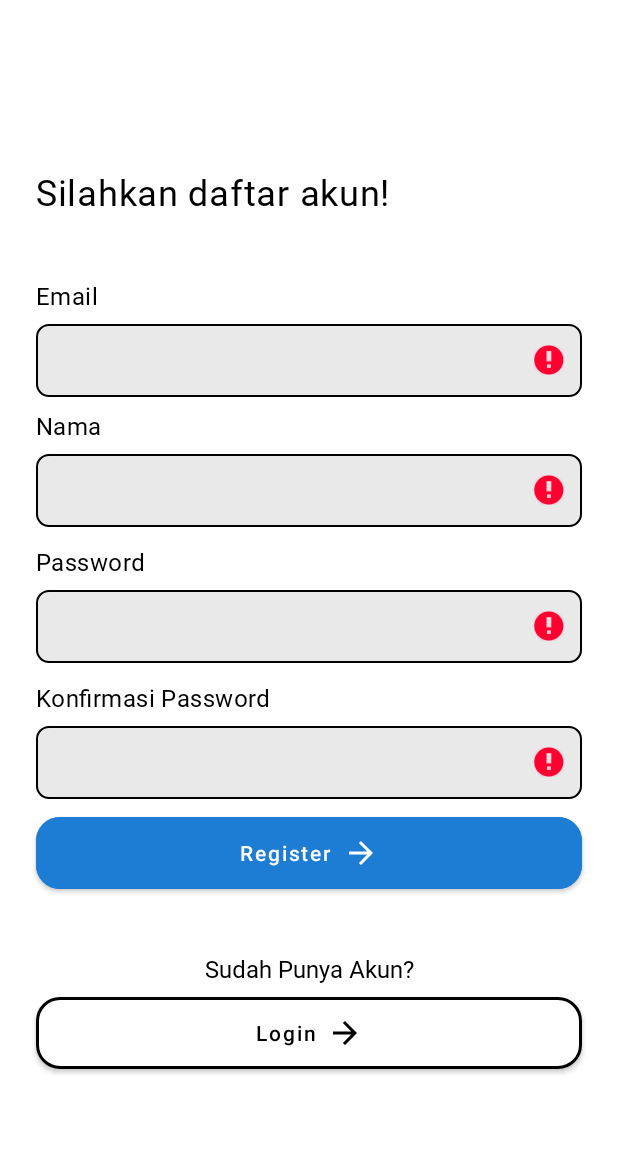
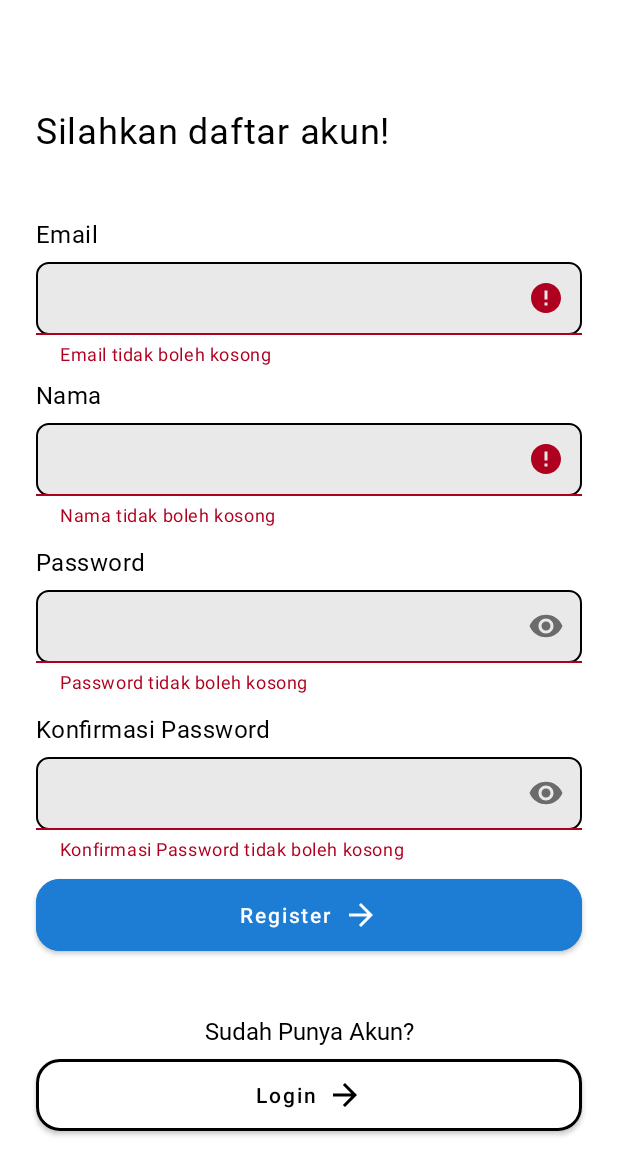
Before and after one commit to tardigrade-bangkit/app-capstone-bangkit-2022, an Android app: the RegisterFragment screen opened through its navigation route, after a tap on "Register", on a phone screen of 412 x 824 dp. Shown: the top 1175 px of the screen. Run offline under Robolectric (Android 15) with nearby library versions, the phone set to English and light mode, and no system bars; our stand-ins replace navigation-ui.

Commit message:
change edittext to materials textinput

```diff
--- a/app/src/main/java/com/tardigrade/capstonebangkit/misc/EditTextUtils.kt
+++ /dev/null
@@ -1,19 +0,0 @@
-package com.tardigrade.capstonebangkit.misc
-
-import android.content.Context
-import android.widget.EditText
-import com.tardigrade.capstonebangkit.R
-
-fun EditText.validate(
-    context: Context?,
-    name: String,
-    validation: ((EditText) -> Boolean)? = null
-): Boolean {
-    val inputted = text.toString()
-    if (inputted.isEmpty()) {
-        error = context?.getString(R.string.input_empty, name)
-        return false
-    }
-
-    return validation?.invoke(this) ?: true
-}
--- /dev/null
+++ b/app/src/main/java/com/tardigrade/capstonebangkit/misc/TextInputUtils.kt
@@ -0,0 +1,30 @@
+package com.tardigrade.capstonebangkit.misc
+
+import android.content.Context
+import android.util.Log
+import com.google.android.material.textfield.TextInputLayout
+import com.tardigrade.capstonebangkit.R
+
+fun TextInputLayout.validate(
+    context: Context?,
+    name: String,
+    validation: ((String) -> String?)? = null
+): Boolean {
+    val inputted = editText?.text.toString() ?: ""
+    Log.d("TAG", "validate: $inputted")
+    if (inputted.isBlank()) {
+        Log.d("TAG", "validate: empty")
+        error = context?.getString(R.string.input_empty, name)
+        return false
+    }
+
+    val otherErrorMessage = validation?.invoke(inputted)
+
+    if (otherErrorMessage == null) {
+        error = null
+        return true
+    } else {
+        error = otherErrorMessage
+        return false
+    }
+}
--- a/app/src/main/res/layout/fragment_register.xml
+++ b/app/src/main/res/layout/fragment_register.xml
@@ -39,22 +39,29 @@
         app:layout_constraintStart_toStartOf="parent"
         app:layout_constraintTop_toBottomOf="@+id/login_title" />
 
-    <EditText
+    <com.google.android.material.textfield.TextInputLayout
         android:id="@+id/email_input"
-        style="@style/InputText"
         android:layout_width="0dp"
         android:layout_height="wrap_content"
         android:layout_marginStart="24dp"
         android:layout_marginTop="8dp"
         android:layout_marginEnd="24dp"
-        android:autofillHints="emailAddress"
-        android:inputType="textEmailAddress"
         android:transitionName="email_input"
         app:layout_constraintBottom_toTopOf="@+id/name_input_label"
         app:layout_constraintEnd_toEndOf="parent"
         app:layout_constraintHorizontal_bias="0.5"
         app:layout_constraintStart_toStartOf="parent"
-        app:layout_constraintTop_toBottomOf="@+id/email_input_label" />
+        app:layout_constraintTop_toBottomOf="@+id/email_input_label"
+        app:errorEnabled="true">
+
+        <com.google.android.material.textfield.TextInputEditText
+            android:id="@+id/email_input_et"
+            style="@style/InputText"
+            android:layout_width="match_parent"
+            android:layout_height="match_parent"
+            android:autofillHints="emailAddress"
+            android:inputType="textEmailAddress" />
+    </com.google.android.material.textfield.TextInputLayout>
 
     <TextView
         android:id="@+id/name_input_label"
@@ -72,21 +79,28 @@
         app:layout_constraintStart_toStartOf="parent"
         app:layout_constraintTop_toBottomOf="@+id/email_input" />
 
-    <EditText
+    <com.google.android.material.textfield.TextInputLayout
         android:id="@+id/name_input"
-        style="@style/InputText"
         android:layout_width="0dp"
         android:layout_height="wrap_content"
         android:layout_marginStart="24dp"
         android:layout_marginTop="8dp"
         android:layout_marginEnd="24dp"
-        android:autofillHints="name"
-        android:inputType="text"
         app:layout_constraintBottom_toTopOf="@+id/password_input_label"
         app:layout_constraintEnd_toEndOf="parent"
         app:layout_constraintHorizontal_bias="0.5"
         app:layout_constraintStart_toStartOf="parent"
-        app:layout_constraintTop_toBottomOf="@+id/name_input_label" />
+        app:layout_constraintTop_toBottomOf="@+id/name_input_label"
+        app:errorEnabled="true">
+
+        <com.google.android.material.textfield.TextInputEditText
+            android:id="@+id/name_input_et"
+            style="@style/InputText"
+            android:layout_width="match_parent"
+            android:layout_height="match_parent"
+            android:autofillHints="name"
+            android:inputType="text" />
+    </com.google.android.material.textfield.TextInputLayout>
 
     <TextView
         android:id="@+id/password_input_label"
@@ -105,22 +119,31 @@
         app:layout_constraintStart_toStartOf="parent"
         app:layout_constraintTop_toBottomOf="@+id/name_input" />
 
-    <EditText
+    <com.google.android.material.textfield.TextInputLayout
         android:id="@+id/password_input"
-        style="@style/InputText"
         android:layout_width="0dp"
         android:layout_height="wrap_content"
         android:layout_marginStart="24dp"
         android:layout_marginTop="8dp"
         android:layout_marginEnd="24dp"
-        android:autofillHints="password"
-        android:inputType="textPassword"
         android:transitionName="password_input"
         app:layout_constraintBottom_toTopOf="@+id/confirm_password_input_label"
         app:layout_constraintEnd_toEndOf="parent"
         app:layout_constraintHorizontal_bias="0.5"
         app:layout_constraintStart_toStartOf="parent"
-        app:layout_constraintTop_toBottomOf="@+id/password_input_label" />
+        app:layout_constraintTop_toBottomOf="@+id/password_input_label"
+        app:passwordToggleEnabled="true"
+        app:errorEnabled="true"
+        app:errorIconDrawable="@null">
+
+        <com.google.android.material.textfield.TextInputEditText
+            android:id="@+id/password_input_et"
+            style="@style/InputText"
+            android:layout_width="match_parent"
+            android:layout_height="match_parent"
+            android:autofillHints="password"
+            android:inputType="textPassword" />
+    </com.google.android.material.textfield.TextInputLayout>
 
     <TextView
         android:id="@+id/confirm_password_input_label"
@@ -138,21 +161,30 @@
         app:layout_constraintStart_toStartOf="parent"
         app:layout_constraintTop_toBottomOf="@+id/password_input" />
 
-    <EditText
+    <com.google.android.material.textfield.TextInputLayout
         android:id="@+id/confirm_password_input"
-        style="@style/InputText"
         android:layout_width="0dp"
         android:layout_height="wrap_content"
         android:layout_marginStart="24dp"
         android:layout_marginTop="8dp"
         android:layout_marginEnd="24dp"
-        android:autofillHints="password"
-        android:inputType="textPassword"
         app:layout_constraintBottom_toTopOf="@+id/register_btn"
         app:layout_constraintEnd_toEndOf="parent"
         app:layout_constraintHorizontal_bias="0.5"
         app:layout_constraintStart_toStartOf="parent"
-        app:layout_constraintTop_toBottomOf="@+id/confirm_password_input_label" />
+        app:layout_constraintTop_toBottomOf="@+id/confirm_password_input_label"
+        app:passwordToggleEnabled="true"
+        app:errorEnabled="true"
+        app:errorIconDrawable="@null">
+
+        <com.google.android.material.textfield.TextInputEditText
+            android:id="@+id/confirm_password_input_et"
+            style="@style/InputText"
+            android:layout_width="match_parent"
+            android:layout_height="match_parent"
+            android:importantForAutofill="no"
+            android:inputType="textPassword" />
+    </com.google.android.material.textfield.TextInputLayout>
 
     <com.google.android.material.button.MaterialButton
         android:id="@+id/register_btn"
@@ -163,8 +195,8 @@
         android:layout_marginTop="12dp"
         android:layout_marginEnd="24dp"
         android:text="@string/register_button"
+        android:transitionName="primary_btn"
         app:icon="@drawable/ic_baseline_arrow_forward_24"
-        android:transitionName="primary_btn"
         app:iconGravity="textEnd"
         app:layout_constraintBottom_toTopOf="@+id/login_label"
         app:layout_constraintEnd_toEndOf="parent"
@@ -197,9 +229,9 @@
         android:layout_marginTop="8dp"
         android:layout_marginEnd="24dp"
         android:text="@string/login_button"
+        android:transitionName="secondary_button"
         app:icon="@drawable/ic_baseline_arrow_forward_24"
         app:iconGravity="textEnd"
-        android:transitionName="secondary_button"
         app:layout_constraintBottom_toBottomOf="parent"
         app:layout_constraintEnd_toEndOf="parent"
         app:layout_constraintHorizontal_bias="0.5"
--- a/app/src/main/res/values/strings.xml
+++ b/app/src/main/res/values/strings.xml
@@ -13,9 +13,10 @@
     <string name="pin_create_label">Buat PIN Orang Tua</string>
     <string name="pin_enter_label">Masukkan PIN Orang Tua</string>
     <string name="continue_label">Lanjut</string>
-    <string name="input_empty">%1$s can\'t be empty</string>
-    <string name="email_not_valid">Email is not valid</string>
-    <string name="password_empty">Password can\'t be empty</string>
+    <string name="input_empty">%1$s tidak boleh kosong</string>
+    <string name="email_not_valid">Email tidak valid</string>
+    <string name="password_empty">Password tidak boleh kosong</string>
+    <string name="password_min_length">Password harus punya minimal 8 karakter</string>
     <string name="stat_title">Statistik Belajar</string>
     <string name="profile_title">Profilmu</string>
     <string name="child_setting">Pengaturan Anak</string>
```
Also changed, not shown: app/src/main/java/com/tardigrade/capstonebangkit/view/parent/login/LoginFragment.kt (+10 -7 lines), app/src/main/java/com/tardigrade/capstonebangkit/view/parent/register/RegisterFragment.kt (+14 -9 lines), app/src/main/res/layout/fragment_login.xml (+27 -11 lines).
